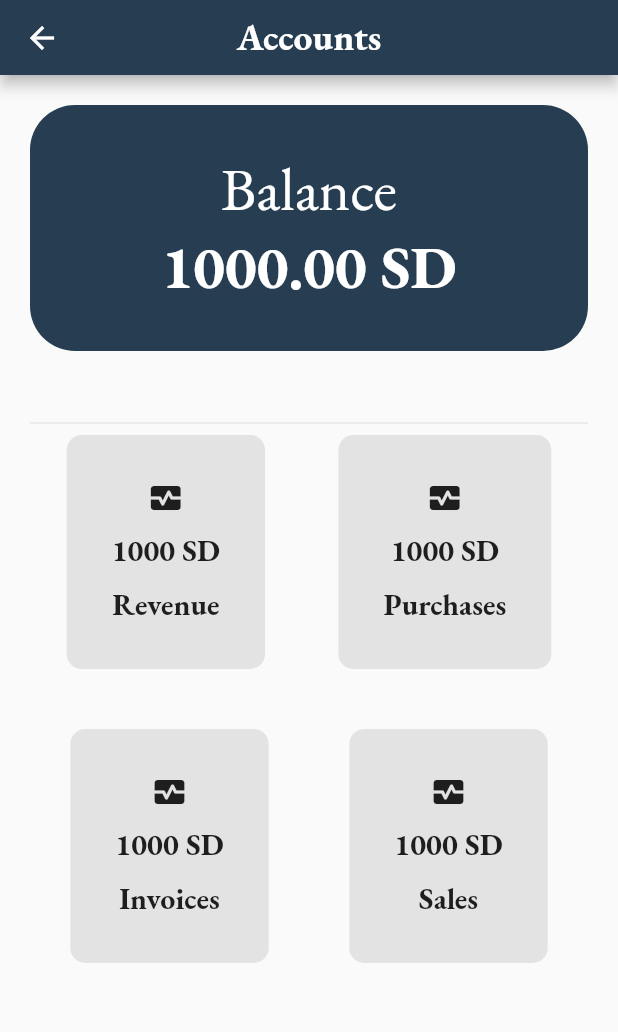
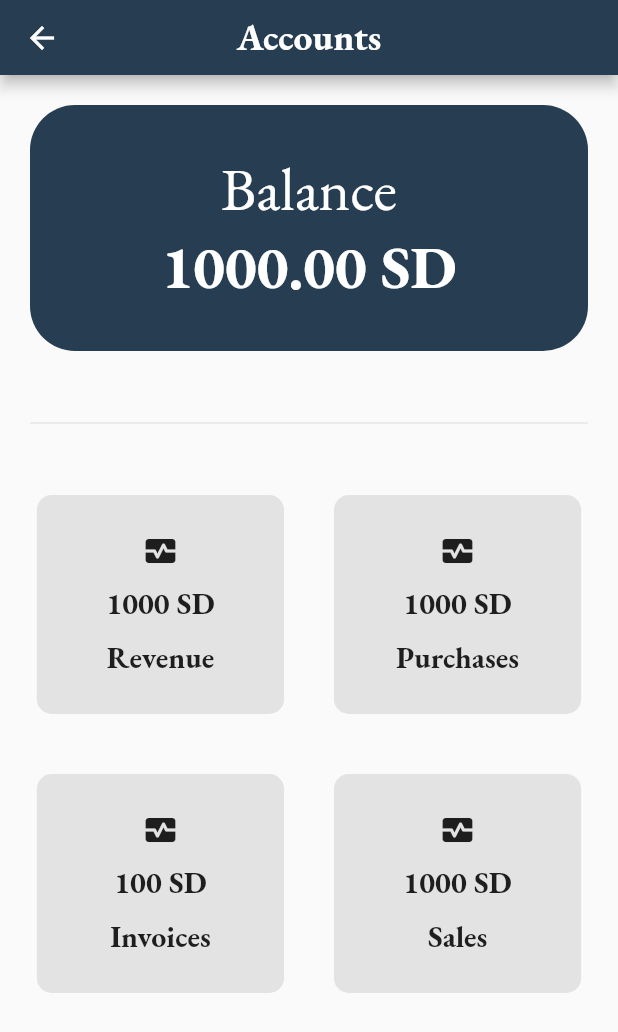
Before and after one commit to Fadwahigga/Mobile-Based-Store-Management-System, a Flutter app: the Home screen opened directly, after a tap on "Accounts", on a phone screen of 412 x 824 dp. Shown: the top 1032 px of the screen. Run offline on Flutter 3.47's test engine with Material 2 defaults, Android fonts, the phone set to English and light mode, and no system bars; our stand-ins replace get, google_fonts; missing offline and left inert: qr_code_scanner.

Commit message:
New Commit

```diff
--- a/lib/screens/accounts.dart
+++ b/lib/screens/accounts.dart
@@ -56,11 +56,17 @@ class AccountsPage extends StatelessWidget {
               height: 40,
             ),
             const Divider(),
+            const SizedBox(
+              height: 40,
+            ),
             ////////////////////////////////////////////////////////////////////////////////////////
             Row(
               mainAxisAlignment: MainAxisAlignment.spaceAround,
               children: [
                 AccountWidget(dataName: "Revenue", money: "1000"),
+                const SizedBox(
+                  width: 15,
+                ),
                 AccountWidget(dataName: "Purchases", money: "1000")
               ],
             ),
@@ -71,7 +77,10 @@ class AccountsPage extends StatelessWidget {
             Row(
               mainAxisAlignment: MainAxisAlignment.spaceAround,
               children: [
-                AccountWidget(dataName: "Invoices", money: "1000"),
+                AccountWidget(dataName: "Invoices", money: "100"),
+                const SizedBox(
+                  width: 15,
+                ),
                 AccountWidget(dataName: "Sales", money: "1000")
               ],
             )
--- a/lib/screens/login.dart
+++ b/lib/screens/login.dart
@@ -1,7 +1,7 @@
 import 'package:flutter/material.dart';
 import 'package:get/get.dart';
 import 'package:google_fonts/google_fonts.dart';
-import 'package:gp/screens/home.dart';
+import 'package:gp/screens/manegerOrEmployee.dart';
 import 'package:gp/screens/signUp.dart';
 
 class Login extends StatelessWidget {
@@ -77,7 +77,7 @@ class Login extends StatelessWidget {
             ),
             GestureDetector(
               onTap: () {
-                Get.to(const Home());
+                Get.to(const ManegerOrEmployeePage());
               },
               child: Container(
                 width: double.infinity,
--- a/lib/screens/signUp.dart
+++ b/lib/screens/signUp.dart
@@ -3,8 +3,8 @@
 import 'package:flutter/material.dart';
 import 'package:get/get.dart';
 import 'package:google_fonts/google_fonts.dart';
-import 'package:gp/screens/home.dart';
 import 'package:gp/screens/login.dart';
+import 'manegerOrEmployee.dart';
 
 class SignUp extends StatelessWidget {
   const SignUp({super.key});
@@ -88,7 +88,7 @@ class SignUp extends StatelessWidget {
             ),
             GestureDetector(
               onTap: () {
-                Get.to(const Home());
+                Get.to(const ManegerOrEmployeePage());
               },
               child: Container(
                 width: double.infinity,
--- a/lib/widgets/accountWidget.dart
+++ b/lib/widgets/accountWidget.dart
@@ -13,7 +13,8 @@ class AccountWidget extends StatelessWidget {
   @override
   Widget build(BuildContext context) {
     return Container(
-      padding: const EdgeInsets.all(30),
+      width: MediaQuery.of(context).size.width / 2.5,
+      padding: const EdgeInsets.all(25),
       decoration: BoxDecoration(
           color: const Color.fromARGB(255, 228, 227, 227),
           borderRadius: BorderRadius.circular(10)),
--- a/lib/widgets/drawer.dart
+++ b/lib/widgets/drawer.dart
@@ -2,9 +2,6 @@ import 'package:flutter/material.dart';
 import 'package:get/get.dart';
 import 'package:google_fonts/google_fonts.dart';
 import 'package:gp/screens/login.dart';
-import 'package:gp/widgets/confirmAndcancel.dart';
-import 'package:gp/widgets/smallButton.dart';
-
 import '../screens/Inventory .dart';
 import '../screens/cashierScreens.dart';
 import '../screens/performance.dart';
@@ -20,8 +17,8 @@ class DrawerWidget extends StatelessWidget {
       child: ListView(
         children: [
           UserAccountsDrawerHeader(
-            decoration: BoxDecoration(
-              color: const Color.fromARGB(255, 39, 62, 82),
+            decoration: const BoxDecoration(
+              color: Color.fromARGB(255, 39, 62, 82),
             ),
             accountName: Text("Maneger Name",
                 style: GoogleFonts.ebGaramond(
```
Also changed, not shown: lib/screens/manegerOrEmployee.dart (added, +81 -0 lines), lib/widgets/productMakeSellPopUp.dart (+61 -8 lines).
